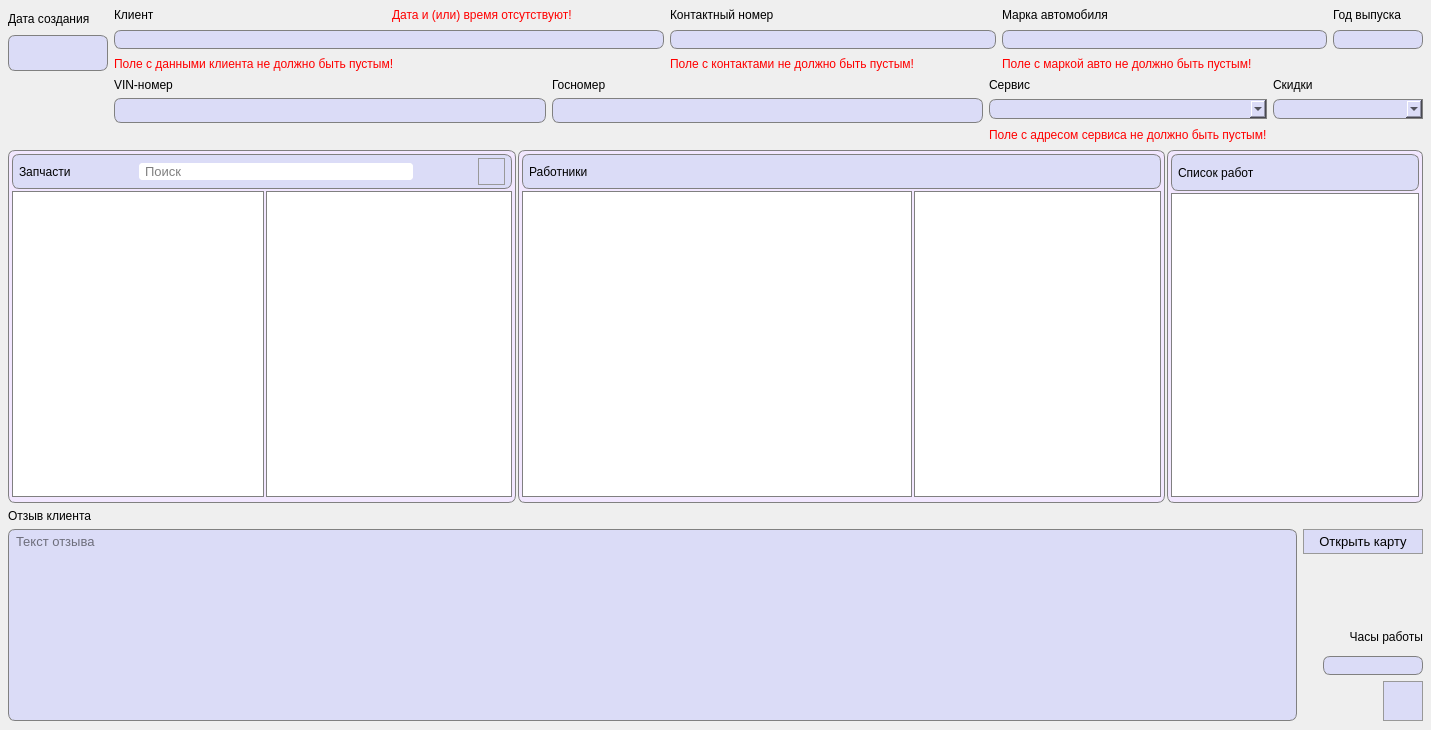
FediiBohdan/TechService, file AddOrder.ui: the form before one commit.
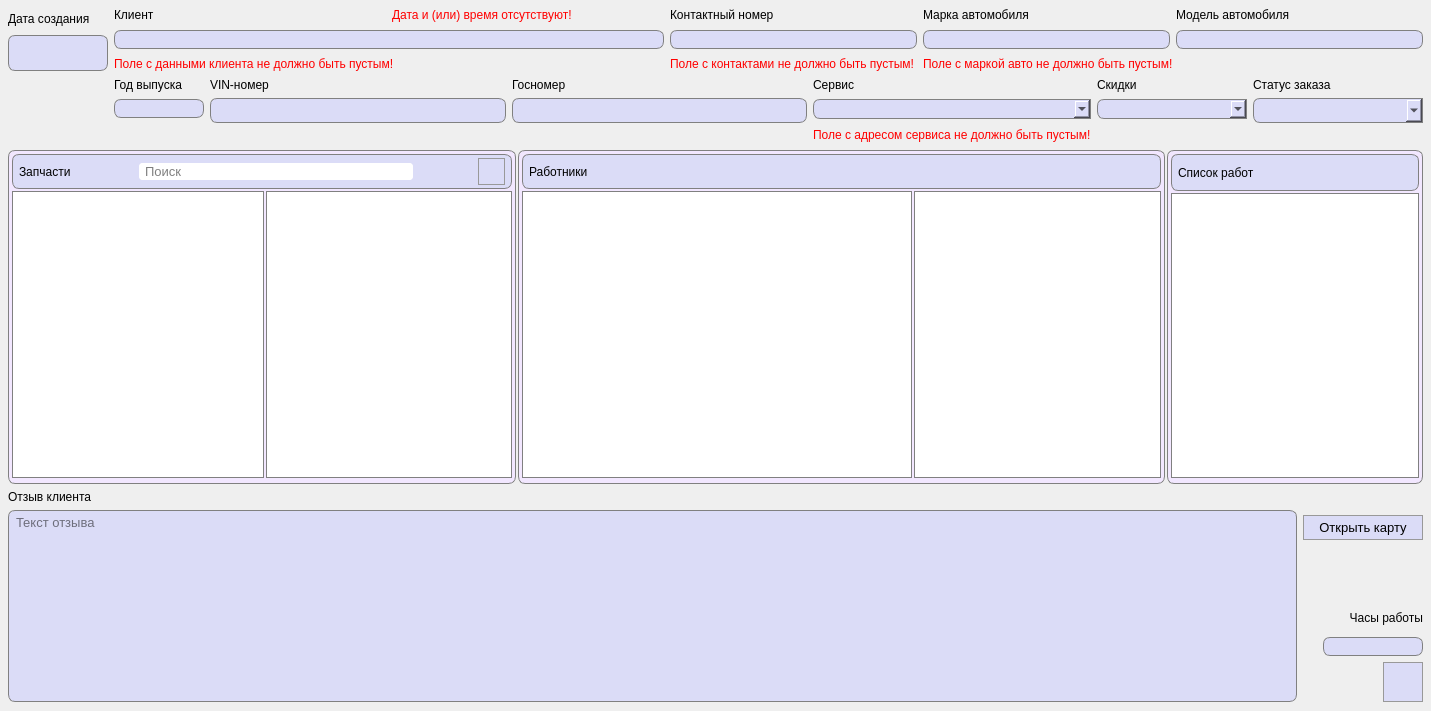
The form after the commit. Icons and pictures are not drawn.

Commit message: Added auto logos to sparePartsList class for simple search + some GUI fixes in AddOrderClass for further development

```diff
--- a/AddOrder.ui
+++ b/AddOrder.ui
@@ -7,7 +7,7 @@
     <x>0</x>
     <y>0</y>
     <width>1431</width>
-    <height>730</height>
+    <height>711</height>
    </rect>
   </property>
   <property name="windowTitle">
@@ -276,21 +276,20 @@
          </property>
         </widget>
        </item>
-       <item row="0" column="0">
-        <widget class="QLabel" name="label_12">
-         <property name="maximumSize">
-          <size>
-           <width>16777215</width>
-           <height>20</height>
-          </size>
-         </property>
+       <item row="0" column="1">
+        <widget class="QLabel" name="dateErrorLabel">
          <property name="font">
           <font>
            <pointsize>9</pointsize>
           </font>
          </property>
+         <property name="styleSheet">
+          <string notr="true">QLabel {
+	color: red;
+}</string>
+         </property>
          <property name="text">
-          <string>Клиент</string>
+          <string>Дата и (или) время отсутствуют!</string>
          </property>
         </widget>
        </item>
@@ -306,45 +305,63 @@
          </property>
         </widget>
        </item>
-       <item row="0" column="4">
-        <widget class="QLabel" name="label_2">
-         <property name="font">
-          <font>
-           <pointsize>9</pointsize>
-          </font>
-         </property>
-         <property name="text">
-          <string>Год выпуска</string>
-         </property>
-        </widget>
-       </item>
-       <item row="1" column="3">
-        <widget class="QLineEdit" name="modelLine">
-         <property name="font">
-          <font>
-           <pointsize>10</pointsize>
-          </font>
-         </property>
-         <property name="styleSheet">
-          <string notr="true">QLineEdit {
-	border: 1px solid gray;
-    border-radius: 7px;
-    background-color: #dbdcf7;
-	padding-left: 3px;
-}</string>
-         </property>
-        </widget>
-       </item>
-       <item row="1" column="4">
-        <widget class="QLineEdit" name="yearLine">
+       <item row="0" column="0">
+        <widget class="QLabel" name="label_12">
          <property name="maximumSize">
           <size>
-           <width>90</width>
-           <height>16777215</height>
+           <width>16777215</width>
+           <height>20</height>
           </size>
          </property>
          <property name="font">
           <font>
+           <pointsize>9</pointsize>
+          </font>
+         </property>
+         <property name="text">
+          <string>Клиент</string>
+         </property>
+        </widget>
+       </item>
+       <item row="2" column="0" colspan="2">
+        <widget class="QLabel" name="clientErrorLabel">
+         <property name="sizePolicy">
+          <sizepolicy hsizetype="Preferred" vsizetype="Ignored">
+           <horstretch>0</horstretch>
+           <verstretch>0</verstretch>
+          </sizepolicy>
+         </property>
+         <property name="minimumSize">
+          <size>
+           <width>0</width>
+           <height>18</height>
+          </size>
+         </property>
+         <property name="font">
+          <font>
+           <pointsize>9</pointsize>
+          </font>
+         </property>
+         <property name="styleSheet">
+          <string notr="true">QLabel {
+	color: red;
+}</string>
+         </property>
+         <property name="text">
+          <string>Поле с данными клиента не должно быть пустым!</string>
+         </property>
+        </widget>
+       </item>
+       <item row="1" column="0" colspan="2">
+        <widget class="QLineEdit" name="clientLine">
+         <property name="minimumSize">
+          <size>
+           <width>550</width>
+           <height>0</height>
+          </size>
+         </property>
+         <property name="font">
+          <font>
            <pointsize>10</pointsize>
           </font>
          </property>
@@ -356,8 +373,22 @@
 	padding-left: 3px;
 }</string>
          </property>
-         <property name="text">
-          <string/>
+        </widget>
+       </item>
+       <item row="1" column="3">
+        <widget class="QLineEdit" name="brandLine">
+         <property name="font">
+          <font>
+           <pointsize>10</pointsize>
+          </font>
+         </property>
+         <property name="styleSheet">
+          <string notr="true">QLineEdit {
+	border: 1px solid gray;
+    border-radius: 7px;
+    background-color: #dbdcf7;
+	padding-left: 3px;
+}</string>
          </property>
         </widget>
        </item>
@@ -416,7 +447,36 @@
          </property>
         </widget>
        </item>
-       <item row="2" column="3">
+       <item row="1" column="4">
+        <widget class="QLineEdit" name="modelLine">
+         <property name="font">
+          <font>
+           <pointsize>10</pointsize>
+          </font>
+         </property>
+         <property name="styleSheet">
+          <string notr="true">QLineEdit {
+	border: 1px solid gray;
+    border-radius: 7px;
+    background-color: #dbdcf7;
+	padding-left: 3px;
+}</string>
+         </property>
+        </widget>
+       </item>
+       <item row="0" column="4">
+        <widget class="QLabel" name="label_16">
+         <property name="font">
+          <font>
+           <pointsize>9</pointsize>
+          </font>
+         </property>
+         <property name="text">
+          <string>Модель автомобиля</string>
+         </property>
+        </widget>
+       </item>
+       <item row="2" column="3" colspan="2">
         <widget class="QLabel" name="autoErrorLabel">
          <property name="sizePolicy">
           <sizepolicy hsizetype="Preferred" vsizetype="Ignored">
@@ -445,139 +505,23 @@
          </property>
         </widget>
        </item>
-       <item row="0" column="1">
-        <widget class="QLabel" name="dateErrorLabel">
-         <property name="font">
-          <font>
-           <pointsize>9</pointsize>
-          </font>
-         </property>
-         <property name="styleSheet">
-          <string notr="true">QLabel {
-	color: red;
-}</string>
-         </property>
-         <property name="text">
-          <string>Дата и (или) время отсутствуют!</string>
-         </property>
-        </widget>
-       </item>
-       <item row="1" column="0" colspan="2">
-        <widget class="QLineEdit" name="clientLine">
-         <property name="minimumSize">
-          <size>
-           <width>550</width>
-           <height>0</height>
-          </size>
-         </property>
-         <property name="font">
-          <font>
-           <pointsize>10</pointsize>
-          </font>
-         </property>
-         <property name="styleSheet">
-          <string notr="true">QLineEdit {
-	border: 1px solid gray;
-    border-radius: 7px;
-    background-color: #dbdcf7;
-	padding-left: 3px;
-}</string>
-         </property>
-        </widget>
-       </item>
-       <item row="2" column="0" colspan="2">
-        <widget class="QLabel" name="clientErrorLabel">
-         <property name="sizePolicy">
-          <sizepolicy hsizetype="Preferred" vsizetype="Ignored">
-           <horstretch>0</horstretch>
-           <verstretch>0</verstretch>
-          </sizepolicy>
-         </property>
-         <property name="minimumSize">
-          <size>
-           <width>0</width>
-           <height>18</height>
-          </size>
-         </property>
-         <property name="font">
-          <font>
-           <pointsize>9</pointsize>
-          </font>
-         </property>
-         <property name="styleSheet">
-          <string notr="true">QLabel {
-	color: red;
-}</string>
-         </property>
-         <property name="text">
-          <string>Поле с данными клиента не должно быть пустым!</string>
-         </property>
-        </widget>
-       </item>
       </layout>
      </item>
      <item>
       <layout class="QGridLayout" name="gridLayout_6">
-       <item row="0" column="3">
-        <widget class="QLabel" name="label_6">
-         <property name="font">
-          <font>
-           <pointsize>9</pointsize>
-          </font>
-         </property>
-         <property name="text">
-          <string>Скидки</string>
-         </property>
-        </widget>
-       </item>
        <item row="0" column="1">
-        <widget class="QLabel" name="label_13">
+        <widget class="QLabel" name="label_10">
          <property name="font">
           <font>
            <pointsize>9</pointsize>
           </font>
          </property>
          <property name="text">
-          <string>Госномер</string>
+          <string>Год выпуска</string>
          </property>
         </widget>
        </item>
-       <item row="0" column="0">
-        <widget class="QLabel" name="label_3">
-         <property name="font">
-          <font>
-           <pointsize>9</pointsize>
-          </font>
-         </property>
-         <property name="text">
-          <string>VIN-номер</string>
-         </property>
-        </widget>
-       </item>
-       <item row="1" column="0">
-        <widget class="QLineEdit" name="VIN_Line">
-         <property name="minimumSize">
-          <size>
-           <width>0</width>
-           <height>25</height>
-          </size>
-         </property>
-         <property name="font">
-          <font>
-           <pointsize>10</pointsize>
-          </font>
-         </property>
-         <property name="styleSheet">
-          <string notr="true">QLineEdit {
-	border: 1px solid gray;
-    border-radius: 7px;
-    background-color: #dbdcf7;
-	padding-left: 3px;
-}</string>
-         </property>
-        </widget>
-       </item>
-       <item row="2" column="2">
+       <item row="2" column="4">
         <widget class="QLabel" name="serviceErrorLabel">
          <property name="sizePolicy">
           <sizepolicy hsizetype="Preferred" vsizetype="Ignored">
@@ -606,7 +550,7 @@
          </property>
         </widget>
        </item>
-       <item row="0" column="2">
+       <item row="0" column="4">
         <widget class="QLabel" name="label_14">
          <property name="font">
           <font>
@@ -618,7 +562,7 @@
          </property>
         </widget>
        </item>
-       <item row="1" column="3">
+       <item row="1" column="5">
         <widget class="QComboBox" name="discountsComboBox">
          <property name="minimumSize">
           <size>
@@ -648,7 +592,66 @@
          </property>
         </widget>
        </item>
-       <item row="1" column="1">
+       <item row="1" column="2">
+        <widget class="QLineEdit" name="VIN_Line">
+         <property name="minimumSize">
+          <size>
+           <width>0</width>
+           <height>25</height>
+          </size>
+         </property>
+         <property name="font">
+          <font>
+           <pointsize>10</pointsize>
+          </font>
+         </property>
+         <property name="styleSheet">
+          <string notr="true">QLineEdit {
+	border: 1px solid gray;
+    border-radius: 7px;
+    background-color: #dbdcf7;
+	padding-left: 3px;
+}</string>
+         </property>
+        </widget>
+       </item>
+       <item row="0" column="2">
+        <widget class="QLabel" name="label_3">
+         <property name="font">
+          <font>
+           <pointsize>9</pointsize>
+          </font>
+         </property>
+         <property name="text">
+          <string>VIN-номер</string>
+         </property>
+        </widget>
+       </item>
+       <item row="0" column="5">
+        <widget class="QLabel" name="label_6">
+         <property name="font">
+          <font>
+           <pointsize>9</pointsize>
+          </font>
+         </property>
+         <property name="text">
+          <string>Скидки</string>
+         </property>
+        </widget>
+       </item>
+       <item row="0" column="3">
+        <widget class="QLabel" name="label_13">
+         <property name="font">
+          <font>
+           <pointsize>9</pointsize>
+          </font>
+         </property>
+         <property name="text">
+          <string>Госномер</string>
+         </property>
+        </widget>
+       </item>
+       <item row="1" column="3">
         <widget class="QLineEdit" name="autoLicensePlateLine">
          <property name="minimumSize">
           <size>
@@ -671,7 +674,7 @@
          </property>
         </widget>
        </item>
-       <item row="1" column="2">
+       <item row="1" column="4">
         <widget class="QComboBox" name="serviceComboBox">
          <property name="minimumSize">
           <size>
@@ -695,6 +698,68 @@
          </property>
         </widget>
        </item>
+       <item row="1" column="1">
+        <widget class="QLineEdit" name="yearLine">
+         <property name="maximumSize">
+          <size>
+           <width>90</width>
+           <height>16777215</height>
+          </size>
+         </property>
+         <property name="font">
+          <font>
+           <pointsize>10</pointsize>
+          </font>
+         </property>
+         <property name="styleSheet">
+          <string notr="true">QLineEdit {
+	border: 1px solid gray;
+    border-radius: 7px;
+    background-color: #dbdcf7;
+	padding-left: 3px;
+}</string>
+         </property>
+         <property name="text">
+          <string/>
+         </property>
+        </widget>
+       </item>
+       <item row="1" column="6">
+        <widget class="QComboBox" name="orderStatusComboBox">
+         <property name="minimumSize">
+          <size>
+           <width>170</width>
+           <height>25</height>
+          </size>
+         </property>
+         <property name="font">
+          <font>
+           <pointsize>10</pointsize>
+          </font>
+         </property>
+         <property name="styleSheet">
+          <string notr="true">QComboBox {
+	border: 1px solid gray;
+    border-top-left-radius: 7px;
+	border-bottom-left-radius: 7px;
+    background-color: #dbdcf7;
+	padding-left: 6px;
+}</string>
+         </property>
+        </widget>
+       </item>
+       <item row="0" column="6">
+        <widget class="QLabel" name="label_2">
+         <property name="font">
+          <font>
+           <pointsize>9</pointsize>
+          </font>
+         </property>
+         <property name="text">
+          <string>Статус заказа</string>
+         </property>
+        </widget>
+       </item>
       </layout>
      </item>
     </layout>
@@ -1477,7 +1542,7 @@
        </property>
       </widget>
      </item>
-     <item row="1" column="1">
+     <item row="0" column="1" rowspan="3">
       <widget class="QPushButton" name="openMapButton">
        <property name="minimumSize">
         <size>
```
Left out of the diff: 3 changed lines with no effect on the pictures. The commit also changes 15 other files.
